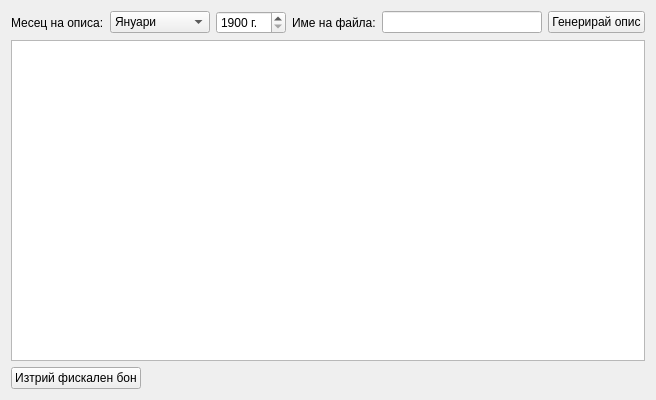
Before: the Qt Designer form src/View/Widgets/FiscalReportView.ui in thefinalcutbg/DinoDent, drawn with Qt 5.
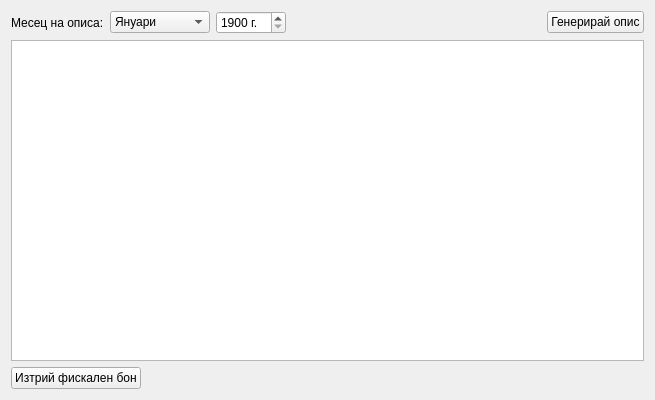
After: the same form once the commit is applied.

Commit message: Fiscal Report save to pdf implemented

```diff
--- a/src/View/Widgets/FiscalReportView.ui
+++ b/src/View/Widgets/FiscalReportView.ui
@@ -118,29 +118,6 @@
        </property>
       </widget>
      </item>
-     <item>
-      <widget class="QLabel" name="label_2">
-       <property name="text">
-        <string>Име на файла:</string>
-       </property>
-      </widget>
-     </item>
-     <item>
-      <widget class="QLineEdit" name="filenameEdit">
-       <property name="minimumSize">
-        <size>
-         <width>160</width>
-         <height>0</height>
-        </size>
-       </property>
-       <property name="text">
-        <string/>
-       </property>
-       <property name="readOnly">
-        <bool>true</bool>
-       </property>
-      </widget>
-     </item>
      <item>
       <spacer name="horizontalSpacer_4">
        <property name="orientation">
```
The commit also changes 10 other files.
